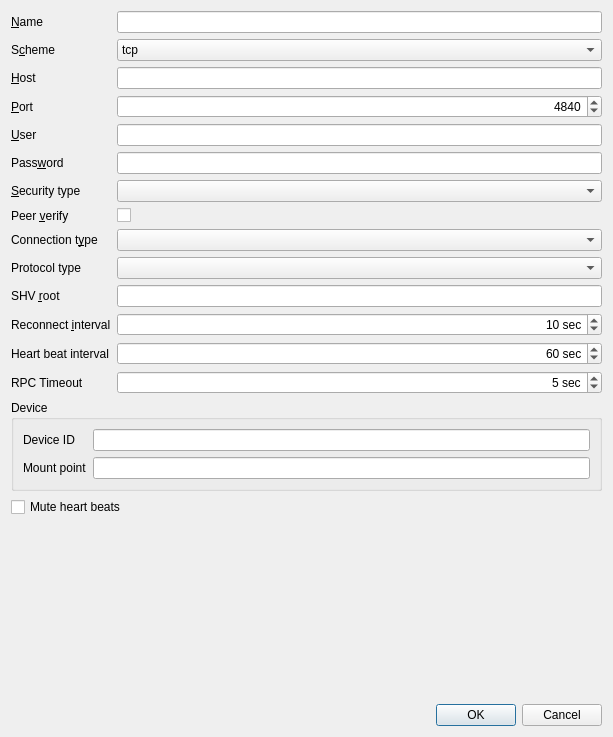
First picture: the form in shvspy/src/dlgserverproperties.ui, repository syyyr/shvspy, before the edit.
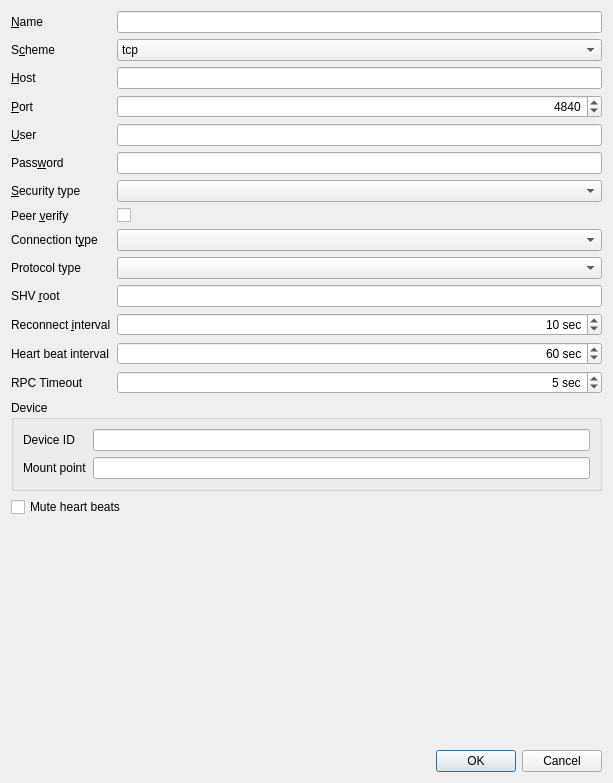
Second picture: the form after the edit.

The edit to the form file:
```diff
--- a/shvspy/src/dlgserverproperties.ui
+++ b/shvspy/src/dlgserverproperties.ui
@@ -7,7 +7,7 @@
     <x>0</x>
     <y>0</y>
     <width>613</width>
-    <height>737</height>
+    <height>783</height>
    </rect>
   </property>
   <property name="windowTitle">
```
Left out of the diff: 10 changed lines with no effect on the pictures.
